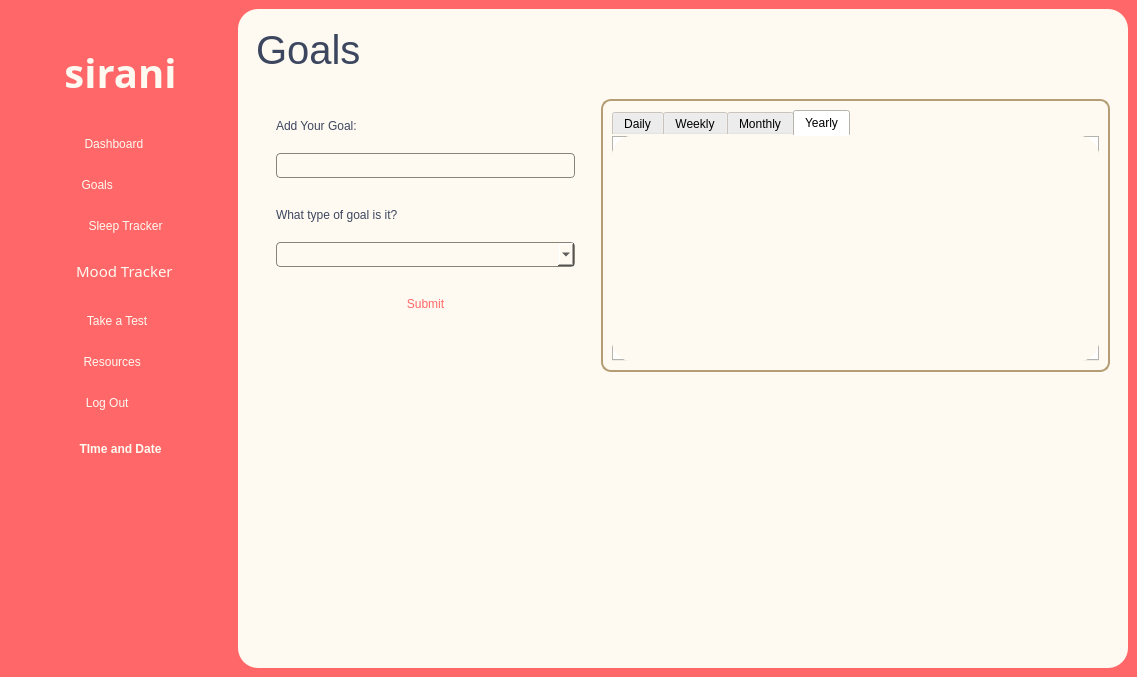
Before: the Qt Designer form source_code/homescreen.ui in suwubham/sirani, drawn with Qt 5.
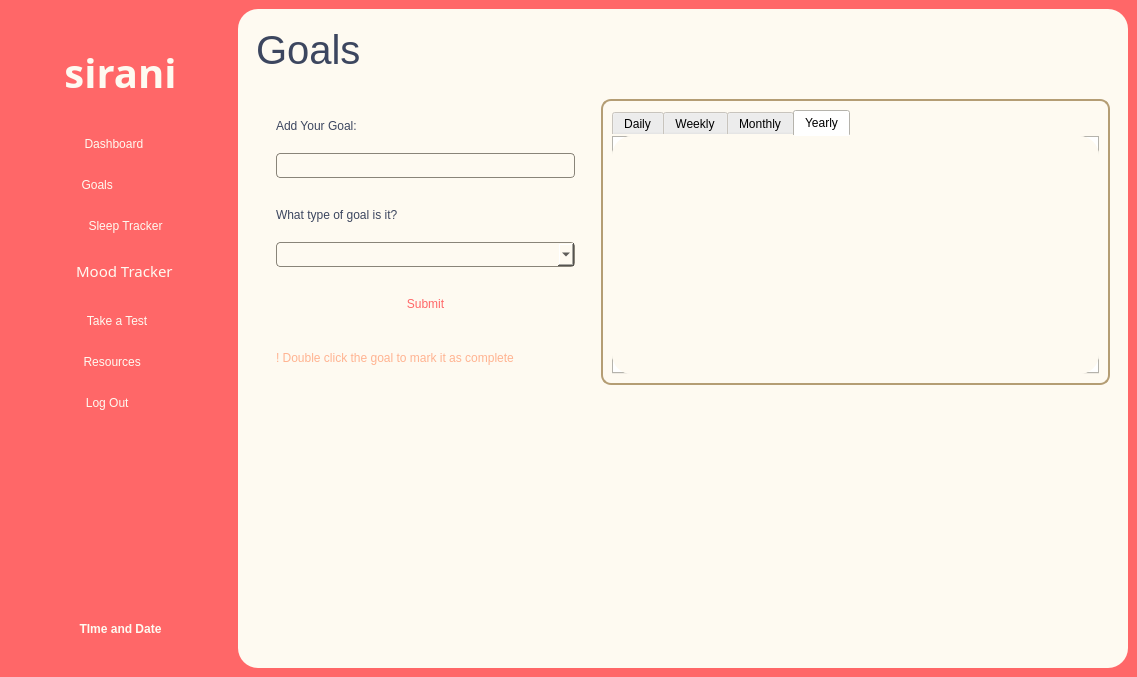
After: the same form once the commit is applied. The open tabs and pages were chosen to show the change. Icons and pictures are not drawn.

Commit message: added text in the goal section

Patch:
```diff
--- a/source_code/homescreen.ui
+++ b/source_code/homescreen.ui
@@ -416,7 +416,7 @@
          <property name="sizeHint" stdset="0">
           <size>
            <width>40</width>
-           <height>20</height>
+           <height>200</height>
           </size>
          </property>
         </spacer>
@@ -666,7 +666,7 @@
            <item>
             <layout class="QHBoxLayout" name="main_div" stretch="2,3">
              <item>
-              <layout class="QVBoxLayout" name="enter_area" stretch="0,0,0,0,0,0,0,6">
+              <layout class="QVBoxLayout" name="enter_area" stretch="0,0,0,0,0,0,0,6,0">
                <property name="spacing">
                 <number>20</number>
                </property>
@@ -791,6 +791,17 @@
                  </property>
                 </spacer>
                </item>
+               <item>
+                <widget class="QLabel" name="label_7">
+                 <property name="styleSheet">
+                  <string notr="true">font: 800 9pt &quot;Foco&quot;;
+color: #FFB391;</string>
+                 </property>
+                 <property name="text">
+                  <string>! Double click the goal to mark it as complete</string>
+                 </property>
+                </widget>
+               </item>
               </layout>
              </item>
              <item>
```
Left out of the diff: 10 changed lines with no effect on the pictures.
